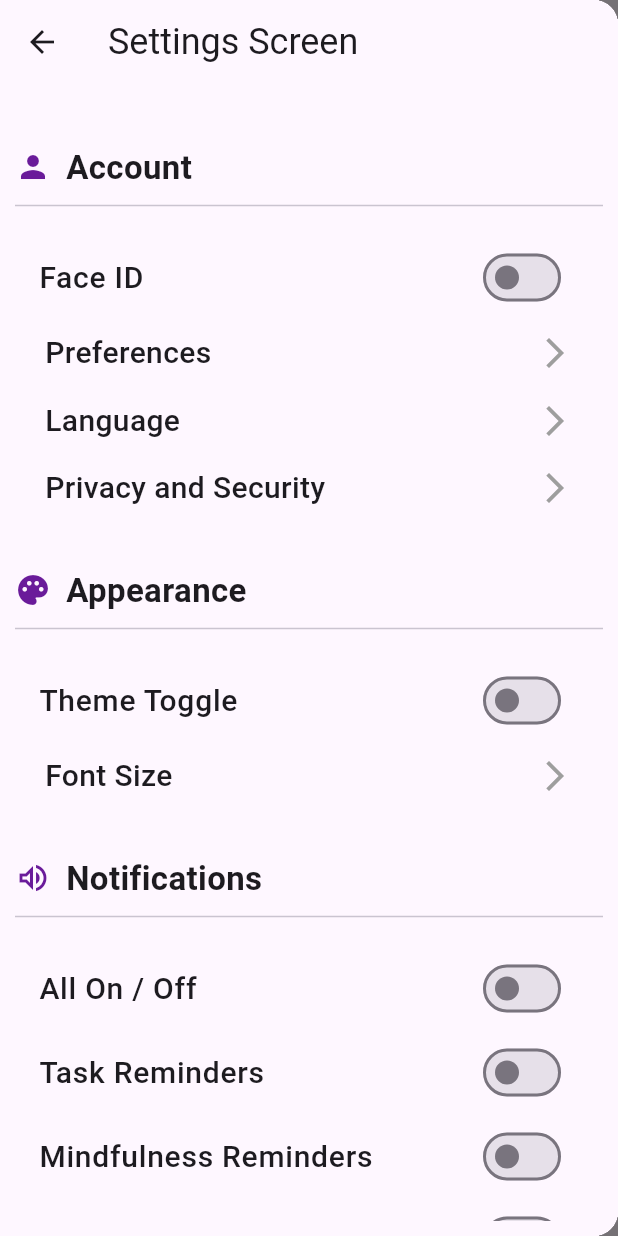
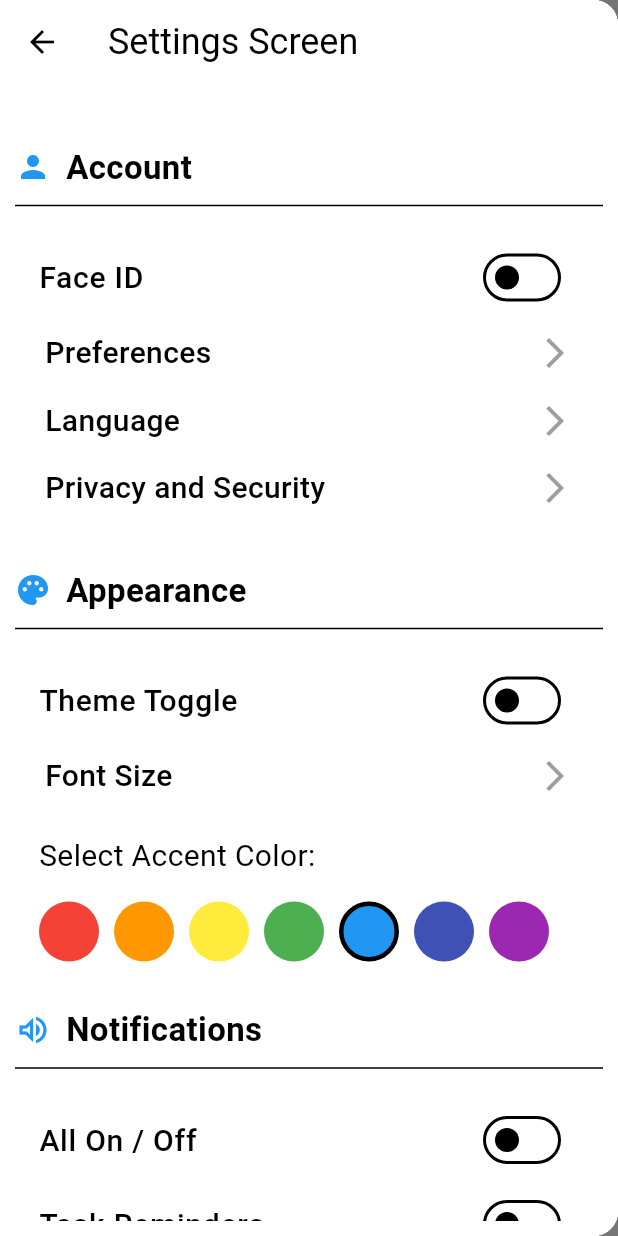
Before and after one commit to sebastiangalloway/Pyramids, a Flutter app: the screen it shows after launch, with the side drawer open, on a phone screen of 412 x 824 dp. Run offline on Flutter 3.47's test engine with Material 3 defaults, Android fonts, the phone set to English and light mode, and no system bars; our stand-ins replace isar, shared_preferences; accounts and stored records are empty; generated files the repository leaves out were written again.

Commit message:
theme accents

```diff
--- a/lib/main.dart
+++ b/lib/main.dart
@@ -33,10 +33,35 @@ class MyApp extends StatelessWidget {
     return MaterialApp(
       //TODO set boolean to false once done with app
       debugShowCheckedModeBanner: true,
+      theme: ThemeData(
+        brightness: Brightness.light,
+        primaryColor: themeProvider.accentColor,
+        colorScheme: ColorScheme.light(
+          primary: themeProvider.accentColor,
+          secondary: themeProvider.accentColor,
+        ),
+        elevatedButtonTheme: ElevatedButtonThemeData(
+          style: ElevatedButton.styleFrom(
+            backgroundColor: themeProvider.accentColor,
+          ),
+        ),
+      ),
+      darkTheme: ThemeData(
+        brightness: Brightness.dark,
+        primaryColor: themeProvider.accentColor,
+        colorScheme: ColorScheme.dark(
+          primary: themeProvider.accentColor,
+          secondary: themeProvider.accentColor,
+        ),
+        elevatedButtonTheme: ElevatedButtonThemeData(
+          style: ElevatedButton.styleFrom(
+            backgroundColor: themeProvider.accentColor,
+          ),
+        ),
+      ),
+      themeMode: themeProvider.isDarkMode ? ThemeMode.dark : ThemeMode.light,
       home: MainHomeScreen(),
-      themeMode: themeProvider.themeMode, // ✅ Use the provider
-      theme: ThemeData.light(),
-      darkTheme: ThemeData.dark(),
+
 
       initialRoute: '/',
       routes: {
--- a/lib/main_home_screen.dart
+++ b/lib/main_home_screen.dart
@@ -52,7 +52,6 @@ class _MainHomeScreenState extends State<MainHomeScreen> {
         showSelectedLabels: true,
         showUnselectedLabels: true,
         type: BottomNavigationBarType.fixed,
-        selectedItemColor: Colors.purple[800],
         items: const <BottomNavigationBarItem>[
           BottomNavigationBarItem(
             icon: Icon(Icons.home),
--- a/lib/providers/theme_provider.dart
+++ b/lib/providers/theme_provider.dart
@@ -2,30 +2,39 @@ import 'package:flutter/material.dart';
 import 'package:shared_preferences/shared_preferences.dart';
 
 class ThemeProvider extends ChangeNotifier {
-  ThemeMode _themeMode = ThemeMode.system;
+  bool _isDarkMode = false;
+  Color _accentColor = Colors.blue; // Default accent color
 
-  ThemeMode get themeMode => _themeMode;
+  bool get isDarkMode => _isDarkMode;
+  Color get accentColor => _accentColor;
 
   ThemeProvider() {
-    _loadTheme();
+    _loadSettings();
   }
 
-  void toggleTheme(bool isDarkMode) async {
-    _themeMode = isDarkMode ? ThemeMode.dark : ThemeMode.light;
-    notifyListeners();
-
-    SharedPreferences prefs = await SharedPreferences.getInstance();
-    await prefs.setBool('isDarkMode', isDarkMode);
+  Future<void> _loadSettings() async {
+    final prefs = await SharedPreferences.getInstance();
+    _isDarkMode = prefs.getBool('isDarkMode') ?? false;
+    int? colorValue = prefs.getInt('accentColor');
+    if (colorValue != null) {
+      _accentColor = Color(colorValue);
+    }
+    notifyListeners(); // Notify UI when values are loaded
   }
 
-  Future<void> _loadTheme() async {
-    SharedPreferences prefs = await SharedPreferences.getInstance();
-    bool? isDarkMode = prefs.getBool('isDarkMode');
+  // Toggle Dark Mode
+  Future<void> toggleDarkMode() async {
+    _isDarkMode = !_isDarkMode;
+    final prefs = await SharedPreferences.getInstance();
+    await prefs.setBool('isDarkMode', _isDarkMode);
+    notifyListeners(); // Ensure UI updates
+  }
 
-    _themeMode = isDarkMode == null
-        ? ThemeMode.system
-        : (isDarkMode ? ThemeMode.dark : ThemeMode.light);
-
-    notifyListeners();
+  // Change Accent Color
+  Future<void> setAccentColor(Color color) async {
+    _accentColor = color;
+    final prefs = await SharedPreferences.getInstance();
+    await prefs.setInt('accentColor', color.value);
+    notifyListeners(); // Notify UI of changes
   }
 }
--- a/lib/screens/settings_screen.dart
+++ b/lib/screens/settings_screen.dart
@@ -5,13 +5,21 @@ import '../providers/theme_provider.dart';
 
 class SettingsScreen extends StatefulWidget {
   const SettingsScreen({super.key});
-  //final colorSetting = Colors.white;
-  //final themeSetting = brightness.dark,
+
   @override
   _SettingsScreen createState() => _SettingsScreen();
 }
 
 class _SettingsScreen extends State<SettingsScreen> {
+  List<Color> colors = [
+    Colors.red,
+    Colors.orange,
+    Colors.yellow,
+    Colors.green,
+    Colors.blue,
+    Colors.indigo,
+    Colors.purple,
+  ];
   bool notification_1 = false;
   bool notification_2 = false;
   bool notification_3 = false;
@@ -70,7 +78,7 @@ class _SettingsScreen extends State<SettingsScreen> {
   @override
   Widget build(BuildContext context) {
     final themeProvider = Provider.of<ThemeProvider>(context); // ✅ Get instance
-    bool isDarkMode = themeProvider.themeMode == ThemeMode.dark;
+    Color borderColor = themeProvider.isDarkMode ? Colors.white : Colors.black;
 
     return Scaffold(
       appBar: AppBar(
@@ -94,7 +102,7 @@ class _SettingsScreen extends State<SettingsScreen> {
                 children: [
                   Icon(
                     Icons.person,
-                    color: Colors.purple[800],
+                    color: themeProvider.accentColor,
                   ),
                   SizedBox(width: 10),
                   Text("Account",
@@ -111,7 +119,10 @@ class _SettingsScreen extends State<SettingsScreen> {
               SizedBox(height: 30),
               Row(
                 children: [
-                  Icon(Icons.palette, color: Colors.purple[800]),
+                  Icon(
+                    Icons.palette,
+                    color: themeProvider.accentColor,
+                  ),
                   SizedBox(width: 10),
                   Text("Appearance",
                       style:
@@ -120,16 +131,50 @@ class _SettingsScreen extends State<SettingsScreen> {
               ),
               Divider(height: 20, thickness: 1),
               SizedBox(height: 10),
-              buildToggleOption("Theme Toggle", isDarkMode, (value) {
-                setState(() {
-                  themeProvider.toggleTheme(value);
-                });
-              }),
+              buildToggleOption("Theme Toggle", themeProvider.isDarkMode, (value) {
+                  themeProvider.toggleDarkMode();
+                },
+              ),
               buildAccountOption(context, "Font Size"),
+              const Padding(
+                padding: EdgeInsets.all(16.0),
+                child: Text("Select Accent Color:",
+                    style: TextStyle(fontSize: 20)),
+              ),
+              Padding(
+                padding: const EdgeInsets.symmetric(horizontal: 16.0),
+                child: Wrap(
+                  spacing: 10,
+                  children: colors.map((color) {
+                    return GestureDetector(
+                      onTap: () {
+                        themeProvider.setAccentColor(color);
+                      },
+                      child: Container(
+                        width: 40,
+                        height: 40,
+                        decoration: BoxDecoration(
+                          color: color,
+                          shape: BoxShape.circle,
+                          border: Border.all(
+                            color: themeProvider.accentColor == color
+                                ? borderColor
+                                : Colors.transparent,
+                            width: 3,
+                          ),
+                        ),
+                      ),
+                    );
+                  }).toList(),
+                ),
+              ),
               SizedBox(height: 30),
               Row(
                 children: [
-                  Icon(Icons.volume_up_outlined, color: Colors.purple[800]),
+                  Icon(
+                    Icons.volume_up_outlined,
+                    color: themeProvider.accentColor,
+                  ),
                   SizedBox(width: 10),
                   Text("Notifications",
                       style:
@@ -151,7 +196,7 @@ class _SettingsScreen extends State<SettingsScreen> {
                 children: [
                   Icon(
                     Icons.person,
-                    color: Colors.purple[800],
+                    color: themeProvider.accentColor,
                   ),
                   SizedBox(width: 10),
                   Text("Extras",
@@ -166,8 +211,7 @@ class _SettingsScreen extends State<SettingsScreen> {
                 title: Text('About',
                     style: TextStyle(
                         fontSize: 20,
-                        fontWeight: FontWeight.w500,
-                        color: Colors.grey[600])),
+                        fontWeight: FontWeight.w500)),
 
                 onTap: _launchURL1, // Call the function when tapped
               ),
@@ -176,8 +220,7 @@ class _SettingsScreen extends State<SettingsScreen> {
                 title: Text('Meet the Developer',
                     style: TextStyle(
                         fontSize: 20,
-                        fontWeight: FontWeight.w500,
-                        color: Colors.grey[600])),
+                        fontWeight: FontWeight.w500)),
 
                 onTap: _launchURL2, // Call the function when tapped
               ),
@@ -214,7 +257,6 @@ Widget buildToggleOption(String title, bool value, void Function(bool) onChangeM
     ),
     trailing: Switch(
       value: value,
-      activeColor: Colors.purple[800],
       onChanged: (bool newValue) {
         onChangeMethod(newValue); // ✅ Calls the provided function
       },
```
